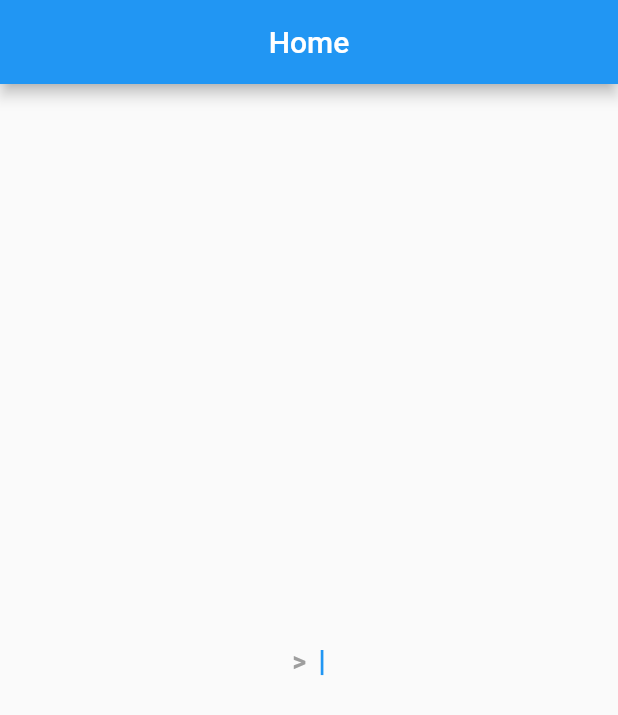
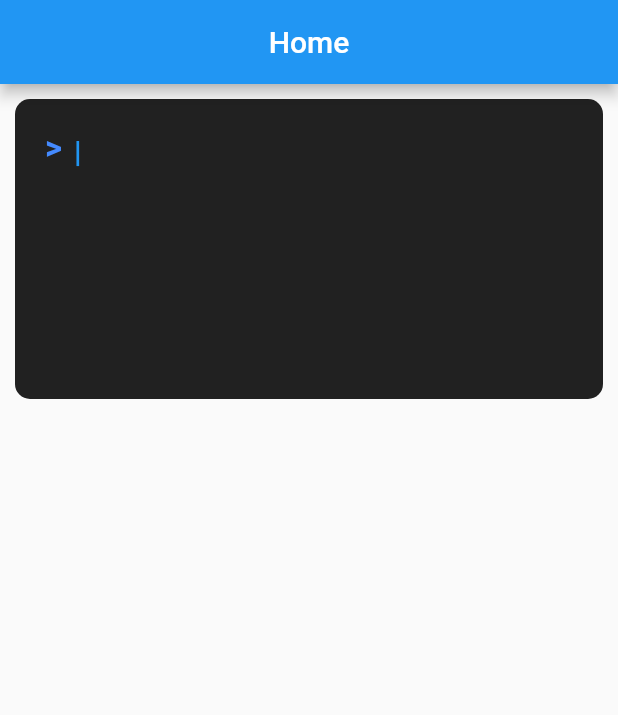
Before and after one commit to Imnmania/Flutter_Typewriter_Animation, a Flutter app: the first screen one second after launch, on a phone screen of 412 x 824 dp. Shown: the top 715 px of the screen. Run offline on Flutter 3.47's test engine with Material 2 defaults, Android fonts, the phone set to English and light mode, and no system bars.

Commit message:
multiple lines on repeat

```diff
--- a/lib/home.dart
+++ b/lib/home.dart
@@ -1,8 +1,30 @@
 import 'package:flutter/material.dart';
 import 'package:typewriter_animation_example/type_writer.dart';
 
-class HomeScreen extends StatelessWidget {
+class HomeScreen extends StatefulWidget {
   const HomeScreen({super.key});
+
+  @override
+  State<HomeScreen> createState() => _HomeScreenState();
+}
+
+class _HomeScreenState extends State<HomeScreen> {
+  static const _flutterCommands = [
+    'flutter create my_app',
+    'flutter run',
+    'flutter build appbundle',
+    'flutter build ipa'
+  ];
+
+  int _currentCommandIndex = 0;
+
+  void _nextCommand() {
+    setState(() {
+      _currentCommandIndex = _currentCommandIndex < _flutterCommands.length - 1
+          ? _currentCommandIndex + 1
+          : 0;
+    });
+  }
 
   @override
   Widget build(BuildContext context) {
@@ -11,22 +33,32 @@ class HomeScreen extends StatelessWidget {
         title: const Text('Home'),
         centerTitle: true,
       ),
-      body: Center(
+      body: Container(
+        height: 200,
+        width: double.infinity,
+        padding: const EdgeInsets.all(20),
+        margin: const EdgeInsets.all(10),
+        decoration: BoxDecoration(
+          borderRadius: BorderRadius.circular(10),
+          color: Colors.black87,
+        ),
+        alignment: Alignment.topLeft,
         child: TypeWriter(
           prefix: '>',
           prefixTextStyle: const TextStyle(
-            color: Colors.grey,
-            fontSize: 18,
+            color: Colors.blueAccent,
+            fontSize: 22,
             fontWeight: FontWeight.bold,
           ),
           spacingAfterPrefix: 8,
-          text: 'Welcome to Flutter',
+          text: _flutterCommands[_currentCommandIndex],
           textStyle: const TextStyle(
-            color: Colors.black87,
+            color: Colors.white70,
             fontSize: 18,
             fontWeight: FontWeight.bold,
           ),
           cursorColor: Colors.blue,
+          onComplete: _nextCommand,
         ),
       ),
     );
```
Also changed, not shown: lib/type_writer.dart (+21 -0 lines).
